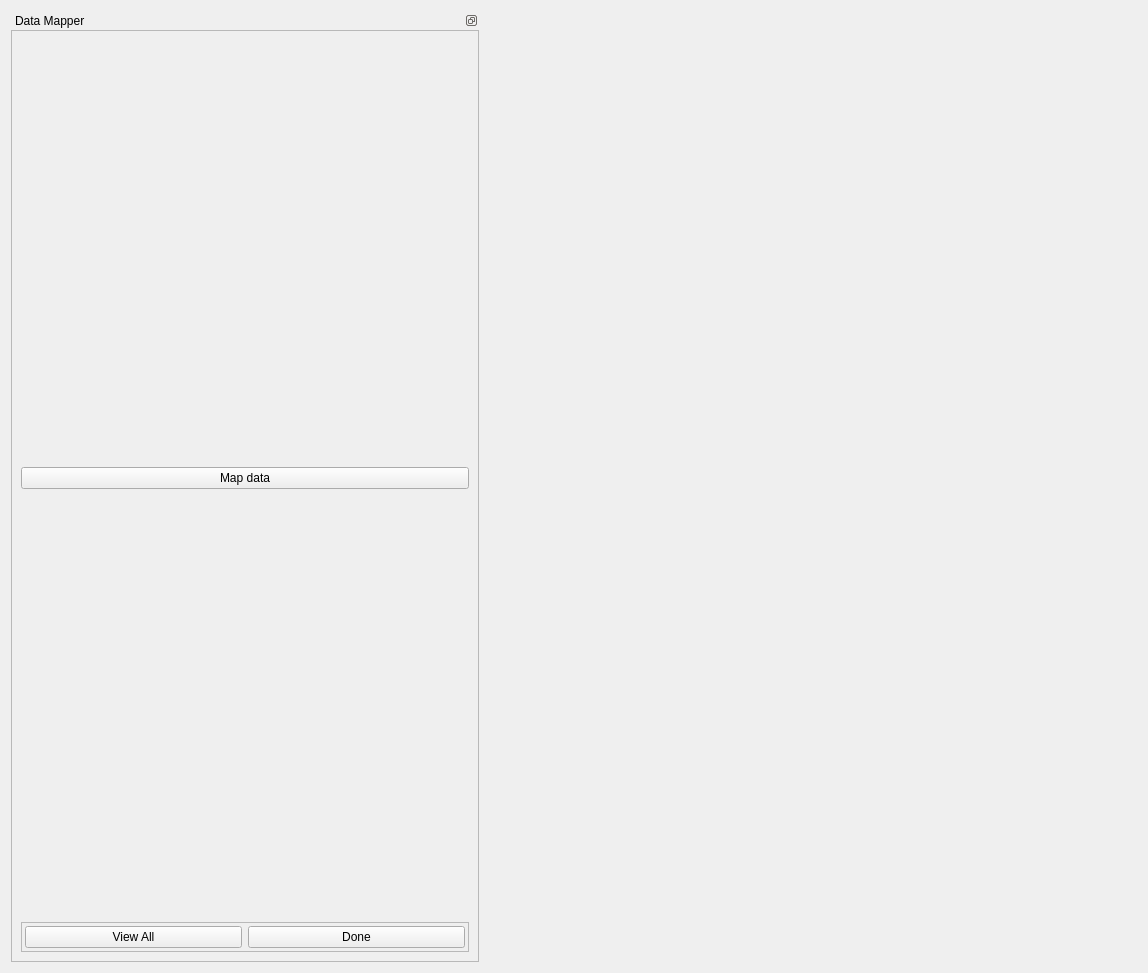
Qt form mapclientplugins/datamapstep/qt/datamapwidget.ui (mapclient-plugins/mapclientplugins.datamapstep) before a commit.
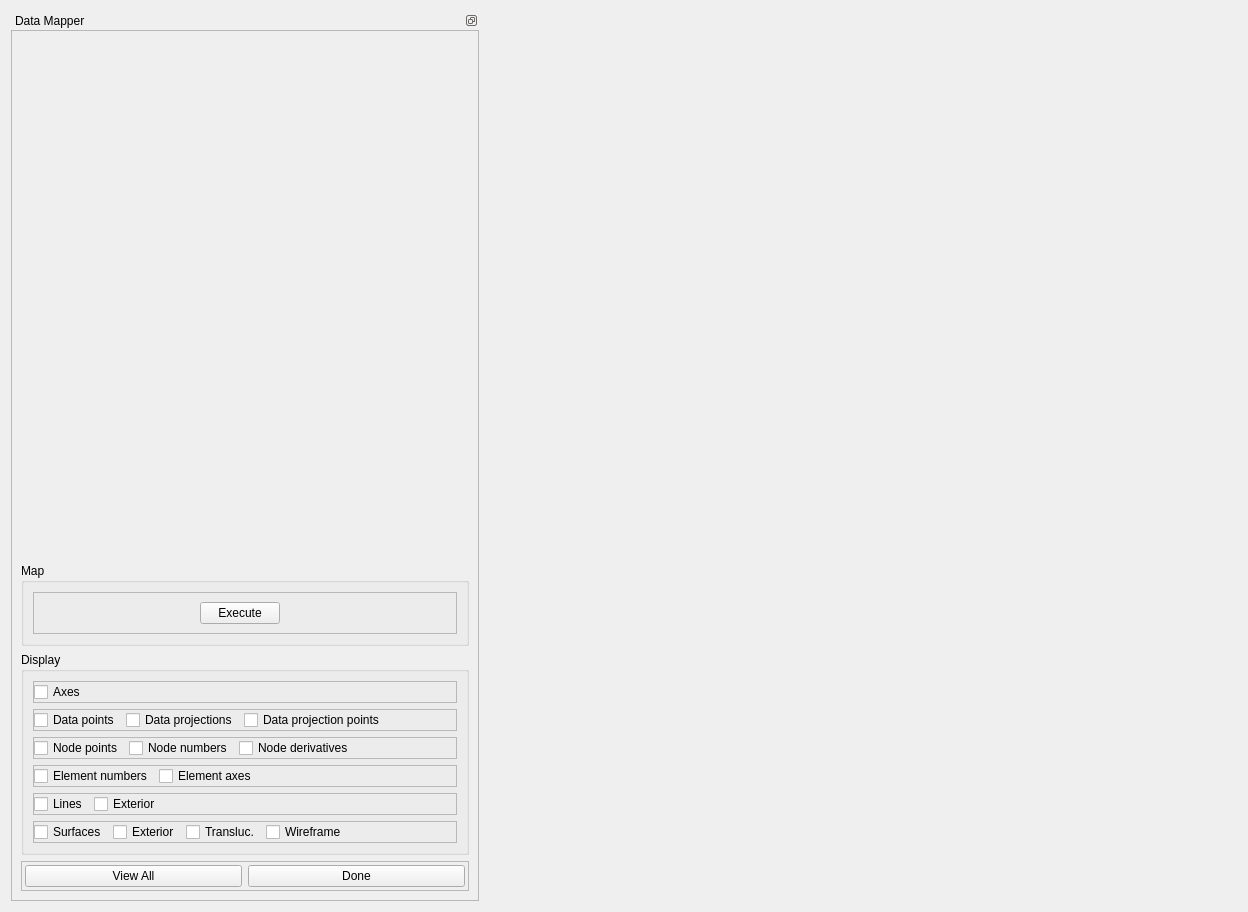
The same form after that commit. Custom widgets are drawn as their Qt base class.

Diff of the .ui file:
```diff
--- a/mapclientplugins/datamapstep/qt/datamapwidget.ui
+++ b/mapclientplugins/datamapstep/qt/datamapwidget.ui
@@ -6,8 +6,8 @@
    <rect>
     <x>0</x>
     <y>0</y>
-    <width>1148</width>
-    <height>973</height>
+    <width>1248</width>
+    <height>912</height>
    </rect>
   </property>
   <property name="sizePolicy">
@@ -74,7 +74,7 @@
             <x>0</x>
             <y>0</y>
             <width>466</width>
-            <height>931</height>
+            <height>870</height>
            </rect>
           </property>
           <layout class="QVBoxLayout" name="verticalLayout">
@@ -92,27 +92,389 @@
             </spacer>
            </item>
            <item>
-            <widget class="QPushButton" name="pushButton">
-             <property name="text">
-              <string>Map data</string>
+            <widget class="QGroupBox" name="groupBox_2">
+             <property name="title">
+              <string>Map</string>
              </property>
+             <layout class="QHBoxLayout" name="horizontalLayout_7">
+              <item>
+               <widget class="QFrame" name="frame_2">
+                <property name="frameShape">
+                 <enum>QFrame::StyledPanel</enum>
+                </property>
+                <property name="frameShadow">
+                 <enum>QFrame::Raised</enum>
+                </property>
+                <layout class="QHBoxLayout" name="horizontalLayout_2">
+                 <item>
+                  <spacer name="horizontalSpacer">
+                   <property name="orientation">
+                    <enum>Qt::Horizontal</enum>
+                   </property>
+                   <property name="sizeHint" stdset="0">
+                    <size>
+                     <width>40</width>
+                     <height>20</height>
+                    </size>
+                   </property>
+                  </spacer>
+                 </item>
+                 <item>
+                  <widget class="QPushButton" name="mapButton">
+                   <property name="text">
+                    <string>Execute</string>
+                   </property>
+                  </widget>
+                 </item>
+                 <item>
+                  <spacer name="horizontalSpacer_2">
+                   <property name="orientation">
+                    <enum>Qt::Horizontal</enum>
+                   </property>
+                   <property name="sizeHint" stdset="0">
+                    <size>
+                     <width>167</width>
+                     <height>20</height>
+                    </size>
+                   </property>
+                  </spacer>
+                 </item>
+                </layout>
+               </widget>
+              </item>
+             </layout>
             </widget>
            </item>
            <item>
-            <spacer name="verticalSpacer">
-             <property name="orientation">
-              <enum>Qt::Vertical</enum>
+            <widget class="QGroupBox" name="groupBox">
+             <property name="title">
+              <string>Display</string>
              </property>
-             <property name="sizeType">
-              <enum>QSizePolicy::MinimumExpanding</enum>
-             </property>
-             <property name="sizeHint" stdset="0">
-              <size>
-               <width>20</width>
-               <height>40</height>
-              </size>
-             </property>
-            </spacer>
+             <layout class="QVBoxLayout" name="verticalLayout_3">
+              <item>
+               <widget class="QFrame" name="displayMisc_frame">
+                <property name="frameShape">
+                 <enum>QFrame::StyledPanel</enum>
+                </property>
+                <property name="frameShadow">
+                 <enum>QFrame::Raised</enum>
+                </property>
+                <layout class="QHBoxLayout" name="horizontalLayout_8">
+                 <property name="margin">
+                  <number>0</number>
+                 </property>
+                 <item>
+                  <widget class="QCheckBox" name="displayAxes_checkBox">
+                   <property name="text">
+                    <string>Axes</string>
+                   </property>
+                  </widget>
+                 </item>
+                 <item>
+                  <spacer name="displaytMisc_horizontalSpacer">
+                   <property name="orientation">
+                    <enum>Qt::Horizontal</enum>
+                   </property>
+                   <property name="sizeHint" stdset="0">
+                    <size>
+                     <width>40</width>
+                     <height>20</height>
+                    </size>
+                   </property>
+                  </spacer>
+                 </item>
+                </layout>
+               </widget>
+              </item>
+              <item>
+               <widget class="QFrame" name="displayData_frame">
+                <property name="frameShape">
+                 <enum>QFrame::StyledPanel</enum>
+                </property>
+                <property name="frameShadow">
+                 <enum>QFrame::Raised</enum>
+                </property>
+                <layout class="QHBoxLayout" name="horizontalLayout_10">
+                 <property name="margin">
+                  <number>0</number>
+                 </property>
+                 <item>
+                  <widget class="QCheckBox" name="displayDataPoints_checkBox_2">
+                   <property name="text">
+                    <string>Data points</string>
+                   </property>
+                  </widget>
+                 </item>
+                 <item>
+                  <widget class="QCheckBox" name="displayDataProjections_checkBox_2">
+                   <property name="text">
+                    <string>Data projections</string>
+                   </property>
+                  </widget>
+                 </item>
+                 <item>
+                  <widget class="QCheckBox" name="displayDataProjectionPoints_checkBox_2">
+                   <property name="text">
+                    <string>Data projection points</string>
+                   </property>
+                  </widget>
+                 </item>
+                 <item>
+                  <spacer name="displayData_horizontalSpacer_2">
+                   <property name="orientation">
+                    <enum>Qt::Horizontal</enum>
+                   </property>
+                   <property name="sizeHint" stdset="0">
+                    <size>
+                     <width>40</width>
+                     <height>20</height>
+                    </size>
+                   </property>
+                  </spacer>
+                 </item>
+                </layout>
+               </widget>
+              </item>
+              <item>
+               <widget class="QFrame" name="displayNodes_frame">
+                <property name="frameShape">
+                 <enum>QFrame::StyledPanel</enum>
+                </property>
+                <property name="frameShadow">
+                 <enum>QFrame::Raised</enum>
+                </property>
+                <layout class="QHBoxLayout" name="horizontalLayout_6">
+                 <property name="margin">
+                  <number>0</number>
+                 </property>
+                 <item>
+                  <widget class="QCheckBox" name="displayNodePoints_checkBox">
+                   <property name="text">
+                    <string>Node points</string>
+                   </property>
+                  </widget>
+                 </item>
+                 <item>
+                  <widget class="QCheckBox" name="displayNodeNumbers_checkBox">
+                   <property name="sizePolicy">
+                    <sizepolicy hsizetype="Minimum" vsizetype="Fixed">
+                     <horstretch>0</horstretch>
+                     <verstretch>0</verstretch>
+                    </sizepolicy>
+                   </property>
+                   <property name="text">
+                    <string>Node numbers</string>
+                   </property>
+                  </widget>
+                 </item>
+                 <item>
+                  <widget class="QCheckBox" name="displayNodeDerivatives_checkBox">
+                   <property name="sizePolicy">
+                    <sizepolicy hsizetype="Minimum" vsizetype="Fixed">
+                     <horstretch>0</horstretch>
+                     <verstretch>0</verstretch>
+                    </sizepolicy>
+                   </property>
+                   <property name="text">
+                    <string>Node derivatives</string>
+                   </property>
+                  </widget>
+                 </item>
+                 <item>
+                  <spacer name="displayNodes_horizontalSpacer">
+                   <property name="orientation">
+                    <enum>Qt::Horizontal</enum>
+                   </property>
+                   <property name="sizeHint" stdset="0">
+                    <size>
+                     <width>40</width>
+                     <height>20</height>
+                    </size>
+                   </property>
+                  </spacer>
+                 </item>
+                </layout>
+               </widget>
+              </item>
+              <item>
+               <widget class="QFrame" name="displayElements_frame">
+                <property name="frameShape">
+                 <enum>QFrame::StyledPanel</enum>
+                </property>
+                <property name="frameShadow">
+                 <enum>QFrame::Raised</enum>
+                </property>
+                <layout class="QHBoxLayout" name="horizontalLayout_4">
+                 <property name="margin">
+                  <number>0</number>
+                 </property>
+                 <item>
+                  <widget class="QCheckBox" name="displayElementNumbers_checkBox">
+                   <property name="text">
+                    <string>Element numbers</string>
+                   </property>
+                  </widget>
+                 </item>
+                 <item>
+                  <widget class="QCheckBox" name="displayElementAxes_checkBox">
+                   <property name="sizePolicy">
+                    <sizepolicy hsizetype="Minimum" vsizetype="Fixed">
+                     <horstretch>0</horstretch>
+                     <verstretch>0</verstretch>
+                    </sizepolicy>
+                   </property>
+                   <property name="text">
+                    <string>Element axes</string>
+                   </property>
+                  </widget>
+                 </item>
+                 <item>
+                  <spacer name="displayElements_horizontalSpacer">
+                   <property name="orientation">
+                    <enum>Qt::Horizontal</enum>
+                   </property>
+                   <property name="sizeHint" stdset="0">
+                    <size>
+                     <width>40</width>
+                     <height>20</height>
+                    </size>
+                   </property>
+                  </spacer>
+                 </item>
+                </layout>
+               </widget>
+              </item>
+              <item>
+               <widget class="QFrame" name="displayLines_frame">
+                <property name="frameShape">
+                 <enum>QFrame::StyledPanel</enum>
+                </property>
+                <property name="frameShadow">
+                 <enum>QFrame::Raised</enum>
+                </property>
+                <layout class="QHBoxLayout" name="horizontalLayout_5">
+                 <property name="margin">
+                  <number>0</number>
+                 </property>
+                 <item>
+                  <widget class="QCheckBox" name="displayLines_checkBox">
+                   <property name="text">
+                    <string>Lines</string>
+                   </property>
+                  </widget>
+                 </item>
+                 <item>
+                  <widget class="QCheckBox" name="displayLinesExterior_checkBox">
+                   <property name="sizePolicy">
+                    <sizepolicy hsizetype="Minimum" vsizetype="Fixed">
+                     <horstretch>0</horstretch>
+                     <verstretch>0</verstretch>
+                    </sizepolicy>
+                   </property>
+                   <property name="text">
+                    <string>Exterior</string>
+                   </property>
+                  </widget>
+                 </item>
+                 <item>
+                  <spacer name="displayLines_horizontalSpacer">
+                   <property name="orientation">
+                    <enum>Qt::Horizontal</enum>
+                   </property>
+                   <property name="sizeHint" stdset="0">
+                    <size>
+                     <width>40</width>
+                     <height>20</height>
+                    </size>
+                   </property>
+                  </spacer>
+                 </item>
+                </layout>
+               </widget>
+              </item>
+              <item>
+               <widget class="QFrame" name="displaySurfaces_frame">
+                <property name="frameShape">
+                 <enum>QFrame::StyledPanel</enum>
+                </property>
+                <property name="frameShadow">
+                 <enum>QFrame::Raised</enum>
+                </property>
+                <layout class="QHBoxLayout" name="horizontalLayout_3">
+                 <property name="margin">
+                  <number>0</number>
+                 </property>
+                 <item>
+                  <widget class="QCheckBox" name="displaySurfaces_checkBox">
+                   <property name="text">
+                    <string>Surfaces</string>
+                   </property>
+                  </widget>
+                 </item>
+                 <item>
+                  <widget class="QCheckBox" name="displaySurfacesExterior_checkBox">
+                   <property name="sizePolicy">
+                    <sizepolicy hsizetype="Minimum" vsizetype="Fixed">
+                     <horstretch>0</horstretch>
+                     <verstretch>0</verstretch>
+                    </sizepolicy>
+                   </property>
+                   <property name="text">
+                    <string>Exterior</string>
+                   </property>
+                  </widget>
+                 </item>
+                 <item>
+                  <widget class="QCheckBox" name="displaySurfacesTranslucent_checkBox">
+                   <property name="sizePolicy">
+                    <sizepolicy hsizetype="Minimum" vsizetype="Fixed">
+                     <horstretch>0</horstretch>
+                     <verstretch>0</verstretch>
+                    </sizepolicy>
+                   </property>
+                   <property name="text">
+                    <string>Transluc.</string>
+                   </property>
+                  </widget>
+                 </item>
+                 <item>
+                  <widget class="QCheckBox" name="displaySurfacesWireframe_checkBox">
+                   <property name="sizePolicy">
+                    <sizepolicy hsizetype="Minimum" vsizetype="Fixed">
+                     <horstretch>0</horstretch>
+                     <verstretch>0</verstretch>
+                    </sizepolicy>
+                   </property>
+                   <property name="text">
+                    <string>Wireframe</string>
+                   </property>
+                  </widget>
+                 </item>
+                 <item>
+                  <spacer name="displaySurfaces_horizontalSpacer">
+                   <property name="orientation">
+                    <enum>Qt::Horizontal</enum>
+                   </property>
+                   <property name="sizeHint" stdset="0">
+                    <size>
+                     <width>40</width>
+                     <height>20</height>
+                    </size>
+                   </property>
+                  </spacer>
+                 </item>
+                </layout>
+               </widget>
+              </item>
+             </layout>
+             <zorder>displayData_frame</zorder>
+             <zorder>pushButton</zorder>
+             <zorder>displayNodes_frame</zorder>
+             <zorder>displaySurfaces_frame</zorder>
+             <zorder>displayLines_frame</zorder>
+             <zorder>displayElements_frame</zorder>
+             <zorder>displayMisc_frame</zorder>
+            </widget>
            </item>
            <item>
             <widget class="QFrame" name="frame">
```
